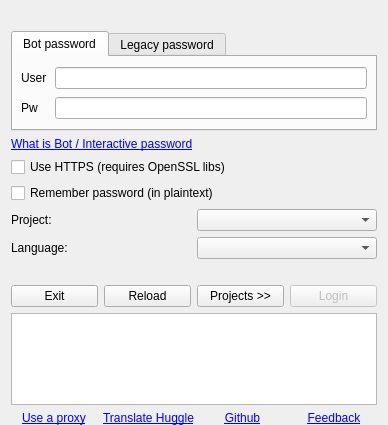
This is huggle/login.ui in huggle/huggle3-qt-lx as Qt 5 draws it before an edit. The edited form follows.
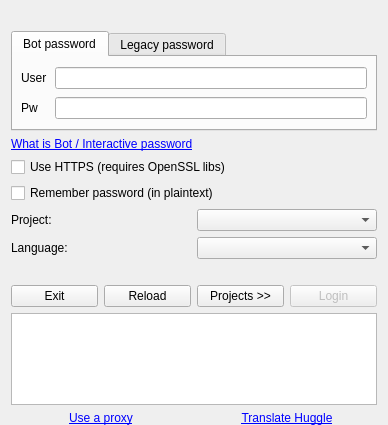
This is the edited form. Icons and pictures are not drawn.

Commit message: partially reverts "Adds some links under the login form"

The edit to the form file:
```diff
--- a/huggle/login.ui
+++ b/huggle/login.ui
@@ -376,26 +376,6 @@
        </property>
       </widget>
      </item>
-     <item>
-      <widget class="QLabel" name="labelGithub">
-       <property name="text">
-        <string notr="true">&lt;html&gt;&lt;head/&gt;&lt;body&gt;&lt;p&gt;&lt;a href=&quot;https://github.com/huggle/huggle3-qt-lx&quot;&gt;&lt;span style=&quot; text-decoration: underline; color:#0000ff;&quot;&gt;Github&lt;/span&gt;&lt;/a&gt;&lt;/p&gt;&lt;/body&gt;&lt;/html&gt;</string>
-       </property>
-        <property name="alignment">
-        <set>Qt::AlignCenter</set>
-       </property>
-      </widget>
-     </item>
-     <item>
-      <widget class="QLabel" name="labelFeedback">
-       <property name="text">
-        <string notr="true">&lt;html&gt;&lt;head/&gt;&lt;body&gt;&lt;p&gt;&lt;a href=&quot;https://en.wikipedia.org/wiki/Wikipedia:Huggle/Feedback&quot;&gt;&lt;span style=&quot; text-decoration: underline; color:#0000ff;&quot;&gt;Feedback&lt;/span&gt;&lt;/a&gt;&lt;/p&gt;&lt;/body&gt;&lt;/html&gt;</string>
-       </property>
-        <property name="alignment">
-        <set>Qt::AlignCenter</set>
-       </property>
-      </widget>
-     </item>
     </layout>
    </item>
   </layout>
```
The commit also changes 2 other files.
